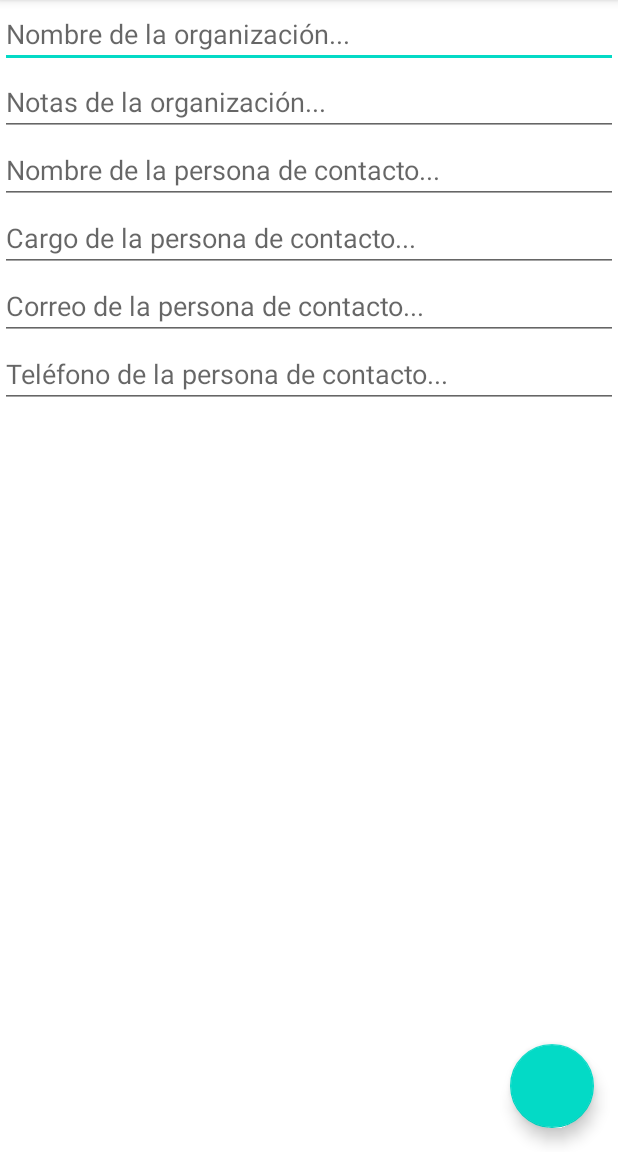
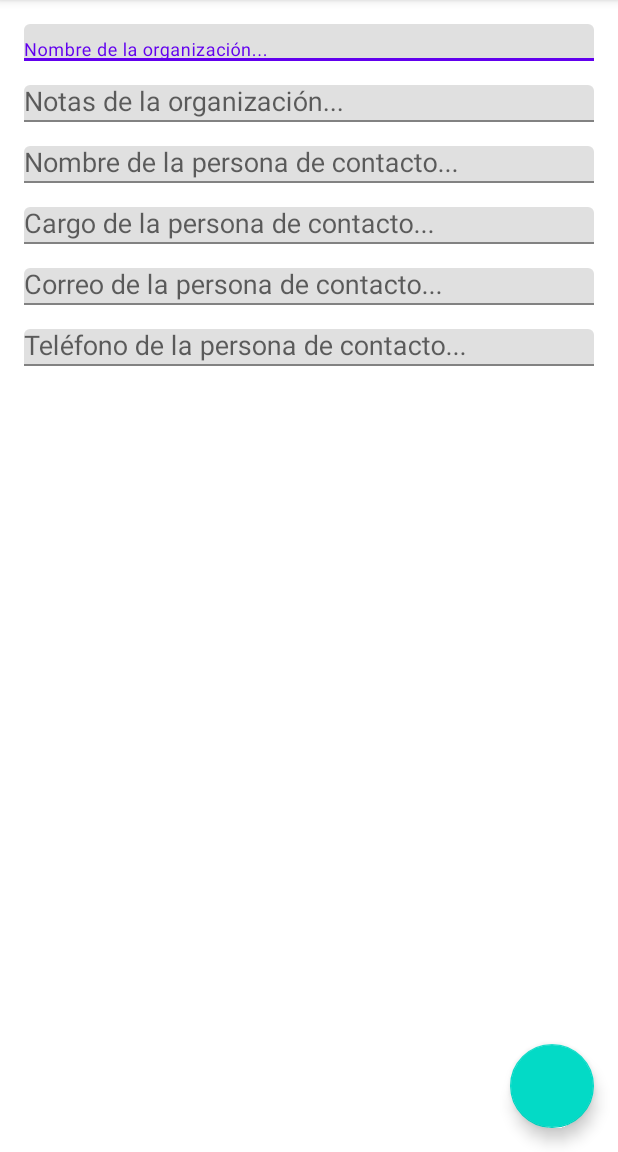
Before and after one commit to moictab/cmmi-helper, an Android app: the NewOrganizationActivity screen opened directly, with no data from a screen before it, on a phone screen of 412 x 824 dp, the part 84-1236 px from its top. Run offline under Robolectric (Android 15) with nearby library versions, the phone set to English and light mode, and no system bars; 9 statements that could not run were skipped.

Commit message:
Add minor code tweaks

```diff
--- a/app/src/main/java/com/example/project/NewOrganizationActivity.java
+++ b/app/src/main/java/com/example/project/NewOrganizationActivity.java
@@ -48,12 +48,12 @@ public class NewOrganizationActivity extends Activity {
 
         fabNewEvaluation = findViewById(R.id.fabNewEvaluation);
 
-        etOrganizationName = findViewById(R.id.etOrganizationName);
-        etOrganizationNotes = findViewById(R.id.etOrganizationNotes);
-        etContactName = findViewById(R.id.etContactName);
-        etContactPosition = findViewById(R.id.etContactPosition);
-        etContactEmail = findViewById(R.id.etContactEmail);
-        etContactPhone = findViewById(R.id.etContactPhone);
+        etOrganizationName = findViewById(R.id.tilOrganizationName);
+        etOrganizationNotes = findViewById(R.id.tilOrganizationNotes);
+        etContactName = findViewById(R.id.tilContactName);
+        etContactPosition = findViewById(R.id.tilContactPosition);
+        etContactEmail = findViewById(R.id.tilContactEmail);
+        etContactPhone = findViewById(R.id.tilContactPhone);
 
         btnAddIcon.setOnClickListener(new View.OnClickListener() {
             @Override
@@ -179,7 +179,7 @@ public class NewOrganizationActivity extends Activity {
 
     @Override
     public boolean onCreateOptionsMenu(Menu menu) {
-        this.getMenuInflater().inflate(R.menu.nueva_organizacion, menu);
+        this.getMenuInflater().inflate(R.menu.menu_new_organization, menu);
         return true;
     }
 
--- a/app/src/main/res/layout/activity_new_organization.xml
+++ b/app/src/main/res/layout/activity_new_organization.xml
@@ -17,79 +17,129 @@
             style="@style/Widget.MaterialComponents.Toolbar.Primary"
             android:layout_width="match_parent"
             android:layout_height="wrap_content"
-            app:menu="@menu/nueva_organizacion"
+            app:menu="@menu/menu_new_organization"
             app:title="@string/app_name" />
 
     </com.google.android.material.appbar.AppBarLayout>
 
-    <EditText
-        android:id="@+id/etOrganizationName"
+    <com.google.android.material.textfield.TextInputLayout
+        android:id="@+id/tilOrganizationName"
         android:layout_width="0dp"
         android:layout_height="wrap_content"
-        android:hint="@string/new_organization_organization_name_hint"
-        android:inputType="textCapSentences"
+        android:layout_marginStart="16dp"
+        android:layout_marginTop="16dp"
+        android:layout_marginEnd="16dp"
         app:layout_constraintEnd_toEndOf="parent"
         app:layout_constraintStart_toStartOf="parent"
         app:layout_constraintTop_toBottomOf="@+id/appBarLayout">
 
-    </EditText>
+        <EditText
+            android:layout_width="match_parent"
+            android:layout_height="wrap_content"
+            android:hint="@string/new_organization_organization_name_hint"
+            android:inputType="textCapSentences" />
 
-    <EditText
-        android:id="@+id/etOrganizationNotes"
+    </com.google.android.material.textfield.TextInputLayout>
+
+    <com.google.android.material.textfield.TextInputLayout
+        android:id="@+id/tilOrganizationNotes"
         android:layout_width="0dp"
         android:layout_height="wrap_content"
-        android:ems="10"
-        android:hint="Notas de la organización..."
-        android:inputType="textCapSentences"
-        app:layout_constraintEnd_toEndOf="@+id/etContactName"
+        android:layout_marginStart="16dp"
+        android:layout_marginTop="16dp"
+        android:layout_marginEnd="16dp"
+        app:layout_constraintEnd_toEndOf="parent"
         app:layout_constraintStart_toStartOf="parent"
-        app:layout_constraintTop_toBottomOf="@+id/etOrganizationName">
+        app:layout_constraintTop_toBottomOf="@+id/tilOrganizationName">
 
-    </EditText>
+        <EditText
+            android:layout_width="match_parent"
+            android:layout_height="wrap_content"
+            android:ems="10"
+            android:hint="@string/organization_notes_hint"
+            android:inputType="textCapSentences" />
 
-    <EditText
-        android:id="@+id/etContactName"
+    </com.google.android.material.textfield.TextInputLayout>
+
+    <com.google.android.material.textfield.TextInputLayout
+        android:id="@+id/tilContactName"
         android:layout_width="0dp"
         android:layout_height="wrap_content"
-        android:ems="10"
-        android:hint="Nombre de la persona de contacto..."
-        android:inputType="textCapSentences"
-        app:layout_constraintEnd_toEndOf="@+id/etContactPosition"
+        android:layout_marginStart="16dp"
+        android:layout_marginTop="16dp"
+        android:layout_marginEnd="16dp"
+        app:layout_constraintEnd_toEndOf="parent"
         app:layout_constraintStart_toStartOf="parent"
-        app:layout_constraintTop_toBottomOf="@+id/etOrganizationNotes" />
+        app:layout_constraintTop_toBottomOf="@+id/tilOrganizationNotes">
 
-    <EditText
-        android:id="@+id/etContactPosition"
+        <EditText
+            android:layout_width="match_parent"
+            android:layout_height="wrap_content"
+            android:ems="10"
+            android:hint="@string/contact_name_hint"
+            android:inputType="textCapSentences" />
+
+    </com.google.android.material.textfield.TextInputLayout>
+
+    <com.google.android.material.textfield.TextInputLayout
+        android:id="@+id/tilContactPosition"
         android:layout_width="0dp"
         android:layout_height="wrap_content"
-        android:ems="10"
-        android:hint="Cargo de la persona de contacto..."
-        android:inputType="textCapSentences"
-        app:layout_constraintEnd_toEndOf="@+id/etContactEmail"
+        android:layout_marginStart="16dp"
+        android:layout_marginTop="16dp"
+        android:layout_marginEnd="16dp"
+        app:layout_constraintEnd_toEndOf="parent"
         app:layout_constraintStart_toStartOf="parent"
-        app:layout_constraintTop_toBottomOf="@+id/etContactName" />
+        app:layout_constraintTop_toBottomOf="@+id/tilContactName">
 
-    <EditText
-        android:id="@+id/etContactEmail"
+        <EditText
+            android:layout_width="match_parent"
+            android:layout_height="wrap_content"
+            android:ems="10"
+            android:hint="@string/contact_position_hint"
+            android:inputType="textCapSentences" />
+
+    </com.google.android.material.textfield.TextInputLayout>
+
+    <com.google.android.material.textfield.TextInputLayout
+        android:id="@+id/tilContactEmail"
         android:layout_width="0dp"
         android:layout_height="wrap_content"
-        android:ems="10"
-        android:hint="Correo de la persona de contacto..."
-        android:inputType="textWebEmailAddress"
-        app:layout_constraintEnd_toEndOf="@+id/etContactPhone"
+        android:layout_marginStart="16dp"
+        android:layout_marginTop="16dp"
+        android:layout_marginEnd="16dp"
+        app:layout_constraintEnd_toEndOf="parent"
         app:layout_constraintStart_toStartOf="parent"
-        app:layout_constraintTop_toBottomOf="@+id/etContactPosition" />
+        app:layout_constraintTop_toBottomOf="@+id/tilContactPosition">
 
-    <EditText
-        android:id="@+id/etContactPhone"
+        <EditText
+            android:layout_width="match_parent"
+            android:layout_height="wrap_content"
+            android:ems="10"
+            android:hint="@string/contact_email_hint"
+            android:inputType="textWebEmailAddress" />
+
+    </com.google.android.material.textfield.TextInputLayout>
+
+    <com.google.android.material.textfield.TextInputLayout
+        android:id="@+id/tilContactPhone"
         android:layout_width="0dp"
         android:layout_height="wrap_content"
-        android:ems="10"
-        android:hint="Teléfono de la persona de contacto..."
-        android:inputType="number"
+        android:layout_marginStart="16dp"
+        android:layout_marginTop="16dp"
+        android:layout_marginEnd="16dp"
         app:layout_constraintEnd_toEndOf="parent"
         app:layout_constraintStart_toStartOf="parent"
-        app:layout_constraintTop_toBottomOf="@+id/etContactEmail" />
+        app:layout_constraintTop_toBottomOf="@+id/tilContactEmail">
+
+        <EditText
+            android:layout_width="match_parent"
+            android:layout_height="wrap_content"
+            android:ems="10"
+            android:hint="@string/contact_phone_hint"
+            android:inputType="number" />
+
+    </com.google.android.material.textfield.TextInputLayout>
 
     <com.google.android.material.floatingactionbutton.FloatingActionButton
         android:id="@+id/fabNewEvaluation"
@@ -97,6 +147,7 @@
         android:layout_height="wrap_content"
         android:layout_marginEnd="16dp"
         android:layout_marginBottom="16dp"
+        android:contentDescription="@string/new_evaluation_content_description"
         app:layout_constraintBottom_toBottomOf="parent"
         app:layout_constraintEnd_toEndOf="parent" />
 
--- a/app/src/main/res/values/strings.xml
+++ b/app/src/main/res/values/strings.xml
@@ -1288,5 +1288,11 @@ que mejoran el rendimiento global de la organización.
     <string name="new_organization_name_empty">Introduce un nombre para la organización</string>
     <string name="new_organization_organization_name_hint">Nombre de la organización...</string>
     <string name="action_save">Save</string>
+    <string name="organization_notes_hint">Notas de la organización...</string>
+    <string name="contact_name_hint">Nombre de la persona de contacto...</string>
+    <string name="contact_position_hint">Cargo de la persona de contacto...</string>
+    <string name="contact_email_hint">Correo de la persona de contacto...</string>
+    <string name="contact_phone_hint">Teléfono de la persona de contacto...</string>
+    <string name="new_evaluation_content_description">New evaluation icon</string>
 
 </resources>
```
Also changed, not shown: app/src/main/res/menu/menu_new_organization.xml (renamed from app/src/main/res/menu/nueva_organizacion.xml).
